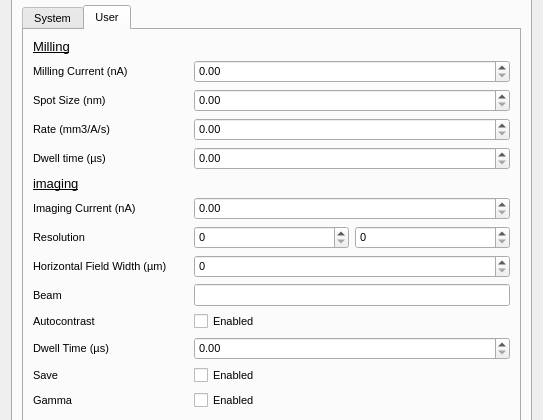
The window that fibsem/ui/qtdesigner_files/FibsemSystemSetupWidget.ui (DeMarcoLab/fibsem) describes before a commit, drawn with Qt 5; both pictures show x 0 to 543 and y 176 to 596 of the 543 by 797 pixel window.
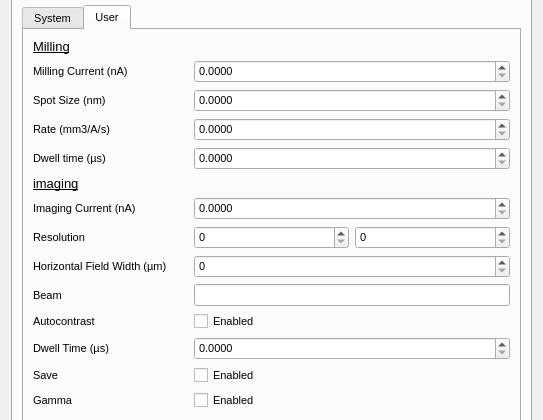
The same window after the commit. The open tabs and pages were chosen to show the change.

Diff of the .ui file:
```diff
--- a/fibsem/ui/qtdesigner_files/FibsemSystemSetupWidget.ui
+++ b/fibsem/ui/qtdesigner_files/FibsemSystemSetupWidget.ui
@@ -877,7 +877,14 @@
             <widget class="QSpinBox" name="spinBox_res_height"/>
            </item>
            <item row="6" column="1" colspan="2">
-            <widget class="QDoubleSpinBox" name="doubleSpinBox_imaging_current"/>
+            <widget class="QDoubleSpinBox" name="doubleSpinBox_imaging_current">
+             <property name="decimals">
+              <number>4</number>
+             </property>
+             <property name="maximum">
+              <double>1000000.000000000000000</double>
+             </property>
+            </widget>
            </item>
            <item row="8" column="1" colspan="2">
             <widget class="QSpinBox" name="spinBox_hfw"/>
@@ -886,19 +893,51 @@
             <widget class="QLineEdit" name="lineEdit_beam_type"/>
            </item>
            <item row="11" column="1" colspan="2">
-            <widget class="QDoubleSpinBox" name="doubleSpinBox_dwell_time_imaging"/>
+            <widget class="QDoubleSpinBox" name="doubleSpinBox_dwell_time_imaging">
+             <property name="decimals">
+              <number>4</number>
+             </property>
+             <property name="maximum">
+              <double>1000000.000000000000000</double>
+             </property>
+            </widget>
            </item>
            <item row="4" column="1" colspan="2">
-            <widget class="QDoubleSpinBox" name="doubleSpinBox_dwell_time_milling"/>
+            <widget class="QDoubleSpinBox" name="doubleSpinBox_dwell_time_milling">
+             <property name="decimals">
+              <number>4</number>
+             </property>
+             <property name="maximum">
+              <double>100000.000000000000000</double>
+             </property>
+            </widget>
            </item>
            <item row="3" column="1" colspan="2">
-            <widget class="QDoubleSpinBox" name="doubleSpinBox_rate"/>
+            <widget class="QDoubleSpinBox" name="doubleSpinBox_rate">
+             <property name="decimals">
+              <number>4</number>
+             </property>
+            </widget>
            </item>
            <item row="2" column="1" colspan="2">
-            <widget class="QDoubleSpinBox" name="doubleSpinBox_spotsize"/>
+            <widget class="QDoubleSpinBox" name="doubleSpinBox_spotsize">
+             <property name="decimals">
+              <number>4</number>
+             </property>
+             <property name="maximum">
+              <double>100000.000000000000000</double>
+             </property>
+            </widget>
            </item>
            <item row="1" column="1" colspan="2">
-            <widget class="QDoubleSpinBox" name="doubleSpinBox_milling_current"/>
+            <widget class="QDoubleSpinBox" name="doubleSpinBox_milling_current">
+             <property name="decimals">
+              <number>4</number>
+             </property>
+             <property name="maximum">
+              <double>100000.000000000000000</double>
+             </property>
+            </widget>
            </item>
           </layout>
          </widget>
```
Left out of the diff: 96 changed lines with no effect on the pictures.
